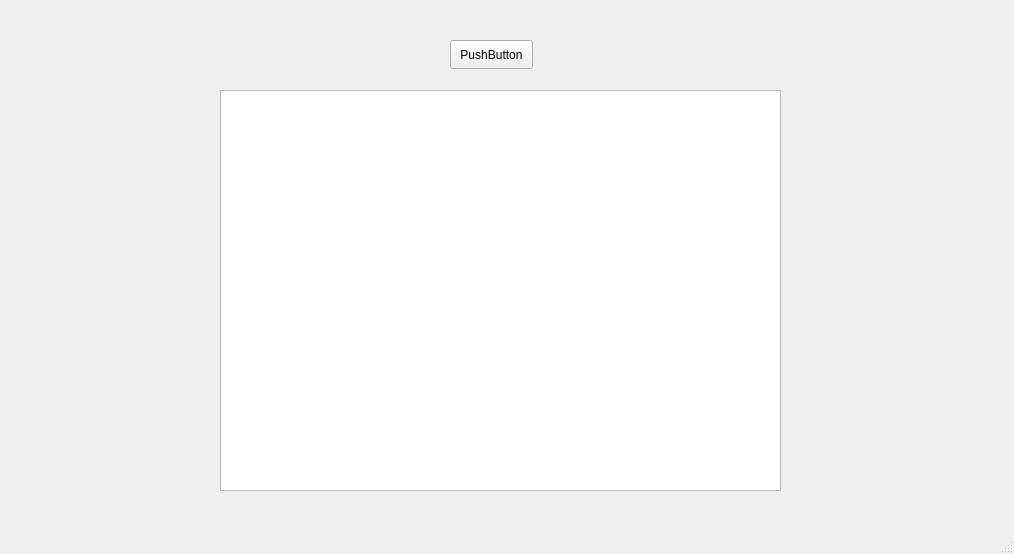
The window that src/project/mainwindow.ui (Edeotena/bd_4rd_sem_course_work) describes before a commit, drawn with Qt 5.
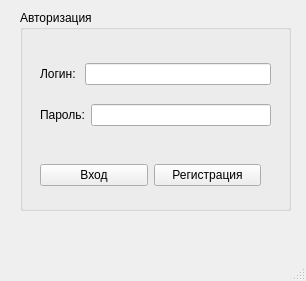
The same window after the commit.

The edit to the form file:
```diff
--- a/src/project/mainwindow.ui
+++ b/src/project/mainwindow.ui
@@ -6,36 +6,92 @@
    <rect>
     <x>0</x>
     <y>0</y>
-    <width>1014</width>
-    <height>554</height>
+    <width>306</width>
+    <height>281</height>
    </rect>
   </property>
   <property name="windowTitle">
    <string>MainWindow</string>
   </property>
   <widget class="QWidget" name="centralwidget">
-   <widget class="QTableView" name="tableView">
+   <widget class="QGroupBox" name="groupBox">
     <property name="geometry">
      <rect>
-      <x>220</x>
-      <y>90</y>
-      <width>561</width>
-      <height>401</height>
+      <x>20</x>
+      <y>10</y>
+      <width>271</width>
+      <height>201</height>
      </rect>
     </property>
-   </widget>
-   <widget class="QPushButton" name="pushButton">
-    <property name="geometry">
-     <rect>
-      <x>450</x>
-      <y>40</y>
-      <width>83</width>
-      <height>29</height>
-     </rect>
+    <property name="title">
+     <string>Авторизация</string>
     </property>
-    <property name="text">
-     <string>PushButton</string>
-    </property>
+    <widget class="QWidget" name="">
+     <property name="geometry">
+      <rect>
+       <x>20</x>
+       <y>40</y>
+       <width>231</width>
+       <height>91</height>
+      </rect>
+     </property>
+     <layout class="QVBoxLayout" name="verticalLayout">
+      <item>
+       <layout class="QHBoxLayout" name="horizontalLayout">
+        <item>
+         <widget class="QLabel" name="label">
+          <property name="text">
+           <string>Логин: </string>
+          </property>
+         </widget>
+        </item>
+        <item>
+         <widget class="QLineEdit" name="login"/>
+        </item>
+       </layout>
+      </item>
+      <item>
+       <layout class="QHBoxLayout" name="horizontalLayout_2">
+        <item>
+         <widget class="QLabel" name="label_2">
+          <property name="text">
+           <string>Пароль:</string>
+          </property>
+         </widget>
+        </item>
+        <item>
+         <widget class="QLineEdit" name="pass"/>
+        </item>
+       </layout>
+      </item>
+     </layout>
+    </widget>
+    <widget class="QWidget" name="">
+     <property name="geometry">
+      <rect>
+       <x>20</x>
+       <y>150</y>
+       <width>221</width>
+       <height>31</height>
+      </rect>
+     </property>
+     <layout class="QHBoxLayout" name="horizontalLayout_5">
+      <item>
+       <widget class="QPushButton" name="pushButton">
+        <property name="text">
+         <string>Вход</string>
+        </property>
+       </widget>
+      </item>
+      <item>
+       <widget class="QPushButton" name="pushButton_2">
+        <property name="text">
+         <string>Регистрация</string>
+        </property>
+       </widget>
+      </item>
+     </layout>
+    </widget>
    </widget>
   </widget>
   <widget class="QMenuBar" name="menubar">
```
Left out of the diff: 2 changed lines with no effect on the pictures.
